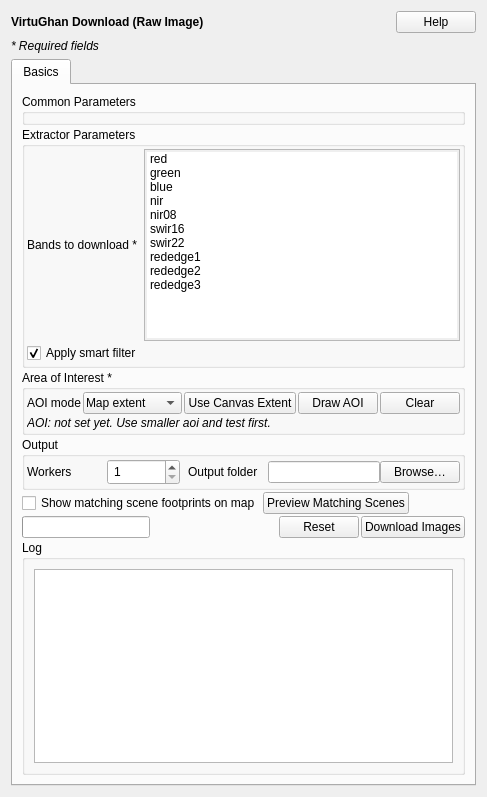
The window that virtughan_qgis/extractor/extractor_form.ui (virtughan/qgis-plugin) describes before a commit, drawn with Qt 5.
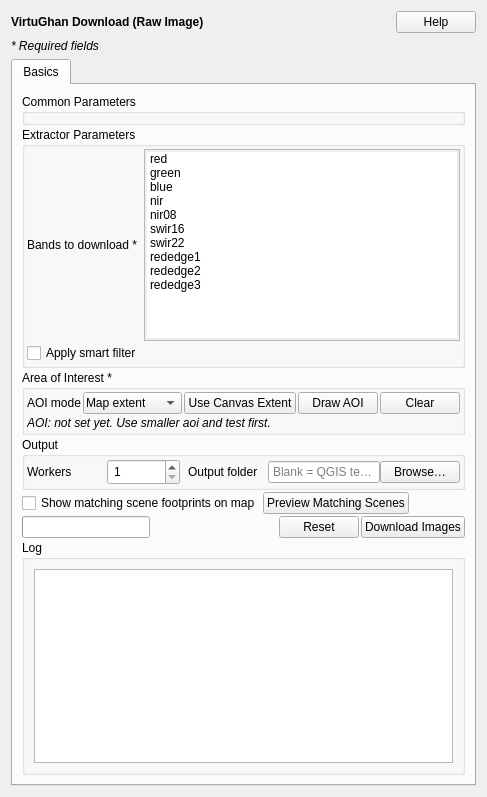
The same window after the commit.

What changed in the file:
```diff
--- a/virtughan_qgis/extractor/extractor_form.ui
+++ b/virtughan_qgis/extractor/extractor_form.ui
@@ -112,7 +112,7 @@
           <item row="1" column="0">
            <widget class="QCheckBox" name="smartFilterCheck">
             <property name="text"><string>Apply smart filter</string></property>
-            <property name="checked"><bool>true</bool></property>
+            <property name="checked"><bool>false</bool></property>
            </widget>
           </item>
          </layout>
@@ -196,7 +196,9 @@
           <item row="0" column="3" colspan="2">
            <layout class="QHBoxLayout" name="outLayout">
             <item>
-             <widget class="QLineEdit" name="outputPathEdit"/>
+             <widget class="QLineEdit" name="outputPathEdit">
+              <property name="placeholderText"><string>Blank = QGIS temp</string></property>
+             </widget>
             </item>
             <item>
              <widget class="QPushButton" name="outputBrowseButton">
```
